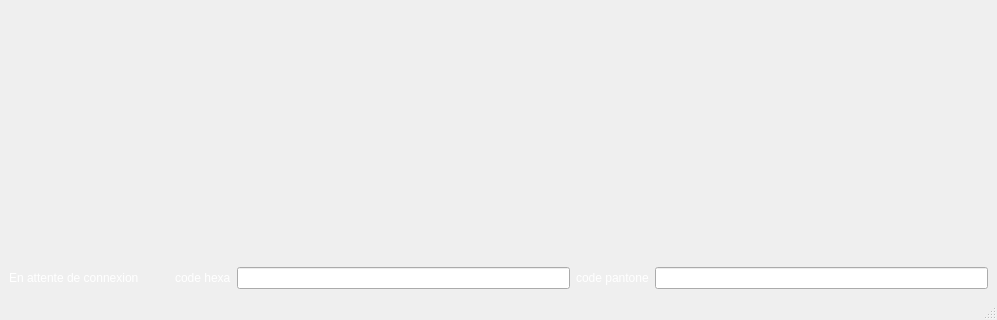
First picture: the form in fen.ui, repository RonangLeSang/telecommande-led-v2, before the edit; both pictures show x 0 to 997 and y 431 to 751 of the 997 by 751 pixel window.
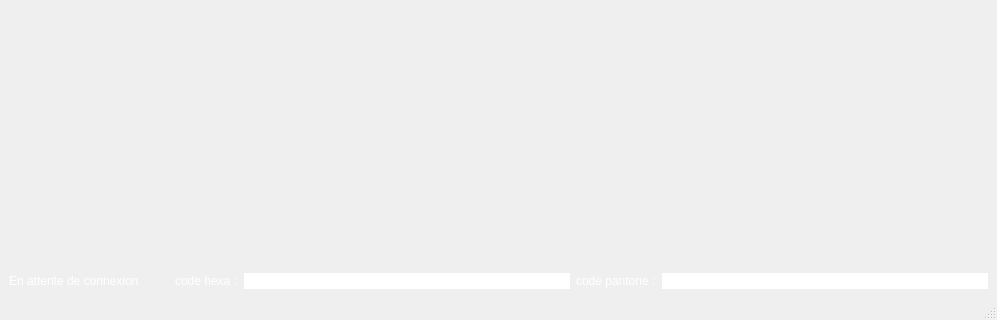
Second picture: the form after the edit.

Diff of the .ui file:
```diff
--- a/fen.ui
+++ b/fen.ui
@@ -203,14 +203,15 @@
            <string notr="true">color: white</string>
           </property>
           <property name="text">
-           <string>code hexa</string>
+           <string>code hexa :</string>
           </property>
          </widget>
         </item>
         <item>
          <widget class="QLineEdit" name="editHexa">
           <property name="styleSheet">
-           <string notr="true">color: white;</string>
+           <string notr="true">color: white;
+border: 0px;</string>
           </property>
           <property name="text">
            <string>#000000</string>
@@ -223,14 +224,15 @@
            <string notr="true">color: white</string>
           </property>
           <property name="text">
-           <string>code pantone</string>
+           <string>code pantone :</string>
           </property>
          </widget>
         </item>
         <item>
          <widget class="QLineEdit" name="editPantone">
           <property name="styleSheet">
-           <string notr="true">color: white;</string>
+           <string notr="true">color: white;
+border: 0px;</string>
           </property>
           <property name="text">
            <string>Black 6 C</string>
```
